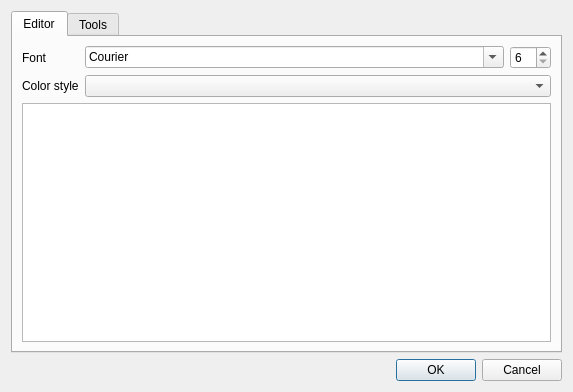
Above: configdialog.ui from martinribelotta/embedded-ide before the change. Below: the same form after it.
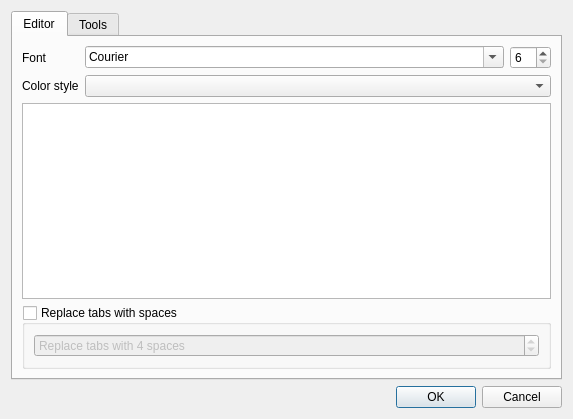
That is the form after the change.

```diff
--- a/configdialog.ui
+++ b/configdialog.ui
@@ -7,7 +7,7 @@
     <x>0</x>
     <y>0</y>
     <width>573</width>
-    <height>392</height>
+    <height>419</height>
    </rect>
   </property>
   <property name="windowTitle">
@@ -99,6 +99,40 @@
          </property>
         </widget>
        </item>
+       <item row="3" column="0" colspan="3">
+        <widget class="QGroupBox" name="groupReplaceTabs">
+         <property name="title">
+          <string>Replace tabs with spaces</string>
+         </property>
+         <property name="checkable">
+          <bool>true</bool>
+         </property>
+         <property name="checked">
+          <bool>false</bool>
+         </property>
+         <layout class="QHBoxLayout" name="horizontalLayout">
+          <item>
+           <widget class="QSpinBox" name="spinReplaceTabs">
+            <property name="suffix">
+             <string> spaces</string>
+            </property>
+            <property name="prefix">
+             <string>Replace tabs with </string>
+            </property>
+            <property name="minimum">
+             <number>1</number>
+            </property>
+            <property name="maximum">
+             <number>80</number>
+            </property>
+            <property name="value">
+             <number>4</number>
+            </property>
+           </widget>
+          </item>
+         </layout>
+        </widget>
+       </item>
       </layout>
      </widget>
      <widget class="QWidget" name="tab_2">
```
